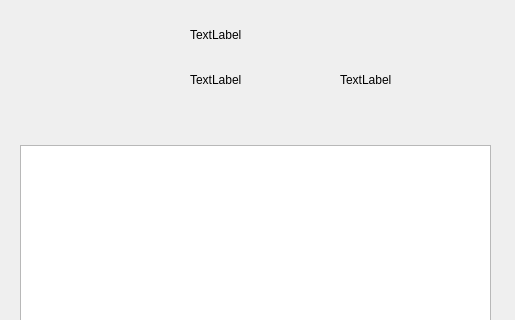
The window that about.ui (frank1789/LsDynaToAPDL) describes before a commit, drawn with Qt 5; both pictures show x 0 to 515 and y 0 to 320 of the 515 by 585 pixel window.
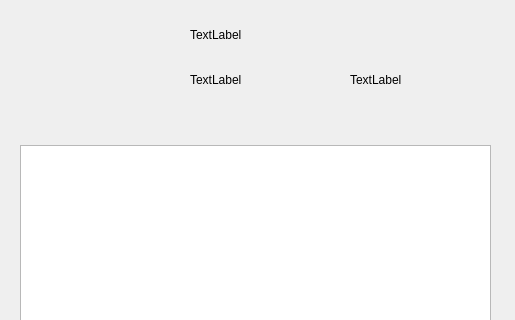
The same window after the commit.

Diff of the .ui file:
```diff
--- a/about.ui
+++ b/about.ui
@@ -79,7 +79,7 @@
   <widget class="QLabel" name="build">
    <property name="geometry">
     <rect>
-     <x>340</x>
+     <x>350</x>
      <y>60</y>
      <width>160</width>
      <height>40</height>
```
